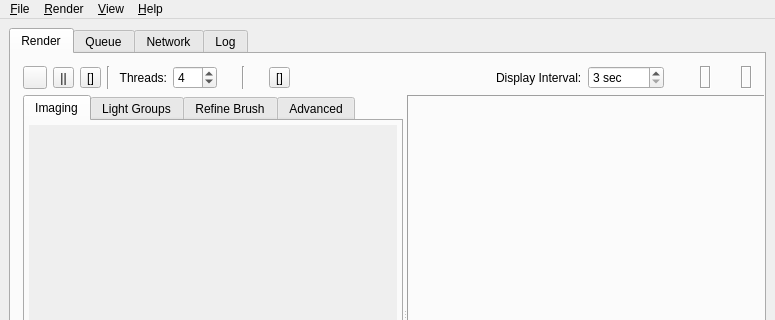
The window that qtgui/luxrender.ui (sungsoo/luxrender-lux) describes before a commit, drawn with Qt 5; both pictures show x 0 to 775 and y 0 to 320 of the 775 by 585 pixel window.
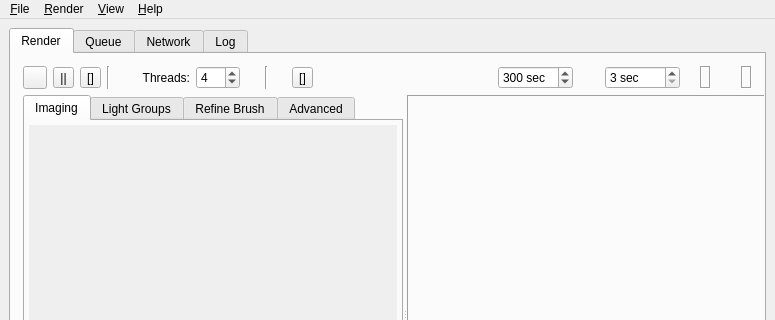
The same window after the commit. Icons and pictures are not drawn.

Commit message: Add write interval field to GUI Change display interval label to icon

What changed in the file:
```diff
--- a/qtgui/luxrender.ui
+++ b/qtgui/luxrender.ui
@@ -60,43 +60,6 @@
         <property name="margin">
          <number>12</number>
         </property>
-        <item row="0" column="4">
-         <widget class="QSpinBox" name="spinBox_overrideDisplayInterval">
-          <property name="sizePolicy">
-           <sizepolicy hsizetype="Fixed" vsizetype="Fixed">
-            <horstretch>0</horstretch>
-            <verstretch>0</verstretch>
-           </sizepolicy>
-          </property>
-          <property name="minimumSize">
-           <size>
-            <width>75</width>
-            <height>0</height>
-           </size>
-          </property>
-          <property name="toolTip">
-           <string>Override display interval (seconds)</string>
-          </property>
-          <property name="suffix">
-           <string> sec</string>
-          </property>
-          <property name="prefix">
-           <string/>
-          </property>
-          <property name="minimum">
-           <number>3</number>
-          </property>
-          <property name="maximum">
-           <number>3600</number>
-          </property>
-          <property name="singleStep">
-           <number>10</number>
-          </property>
-          <property name="value">
-           <number>3</number>
-          </property>
-         </widget>
-        </item>
         <item row="0" column="2">
          <spacer name="horizontalSpacer_2">
           <property name="orientation">
@@ -121,6 +84,147 @@
           <property name="rightMargin">
            <number>0</number>
           </property>
+          <item>
+           <widget class="QLabel" name="writeIntervalLabel_1">
+            <property name="pixmap">
+             <pixmap resource="icons.qrc">:/icons/analogclockicon.png</pixmap>
+            </property>
+            <property name="alignment">
+             <set>Qt::AlignCenter</set>
+            </property>
+           </widget>
+          </item>
+          <item>
+           <widget class="QLabel" name="writeIntervalLabel_2">
+            <property name="pixmap">
+             <pixmap resource="icons.qrc">:/icons/arrowicon.png</pixmap>
+            </property>
+            <property name="alignment">
+             <set>Qt::AlignCenter</set>
+            </property>
+           </widget>
+          </item>
+          <item>
+           <widget class="QLabel" name="writeIntervalLabel_3">
+            <property name="minimumSize">
+             <size>
+              <width>22</width>
+              <height>0</height>
+             </size>
+            </property>
+            <property name="pixmap">
+             <pixmap resource="icons.qrc">:/icons/imageicon.png</pixmap>
+            </property>
+            <property name="alignment">
+             <set>Qt::AlignLeading|Qt::AlignLeft|Qt::AlignVCenter</set>
+            </property>
+           </widget>
+          </item>
+          <item>
+           <widget class="QSpinBox" name="spinBox_overrideWriteInterval">
+            <property name="minimumSize">
+             <size>
+              <width>75</width>
+             </size>
+            </property>
+            <property name="toolTip">
+             <string>Override write interval (seconds)</string>
+            </property>
+            <property name="suffix">
+             <string> sec</string>
+            </property>
+            <property name="minimum">
+             <number>3</number>
+            </property>
+            <property name="maximum">
+             <number>3600</number>
+            </property>
+            <property name="singleStep">
+             <number>60</number>
+            </property>
+            <property name="value">
+             <number>300</number>
+            </property>
+           </widget>
+          </item>
+          <item>
+           <spacer name="writeIntervalHorizontalSpacer">
+            <property name="orientation">
+             <enum>Qt::Horizontal</enum>
+            </property>
+            <property name="sizeType">
+             <enum>QSizePolicy::Fixed</enum>
+            </property>
+            <property name="sizeHint">
+             <size>
+              <width>7</width>
+             </size>
+            </property>
+           </spacer>
+          </item>
+          <item>
+           <widget class="QLabel" name="displayIntervalLabel_1">
+            <property name="pixmap">
+             <pixmap resource="icons.qrc">:/icons/analogclockicon.png</pixmap>
+            </property>
+            <property name="alignment">
+             <set>Qt::AlignCenter</set>
+            </property>
+           </widget>
+          </item>
+          <item>
+           <widget class="QLabel" name="displayIntervalLabel_2">
+            <property name="pixmap">
+             <pixmap resource="icons.qrc">:/icons/arrowicon.png</pixmap>
+            </property>
+            <property name="alignment">
+             <set>Qt::AlignCenter</set>
+            </property>
+           </widget>
+          </item>
+          <item>
+           <widget class="QLabel" name="displayIntervalLabel_3">
+            <property name="minimumSize">
+             <size>
+              <width>22</width>
+              <height>0</height>
+             </size>
+            </property>
+            <property name="pixmap">
+             <pixmap resource="icons.qrc">:/icons/viewicon.png</pixmap>
+            </property>
+            <property name="alignment">
+             <set>Qt::AlignLeading|Qt::AlignLeft|Qt::AlignVCenter</set>
+            </property>
+           </widget>
+          </item>
+          <item>
+           <widget class="QSpinBox" name="spinBox_overrideDisplayInterval">
+            <property name="minimumSize">
+             <size>
+              <width>75</width>
+             </size>
+            </property>
+            <property name="toolTip">
+             <string>Override display interval (seconds)</string>
+            </property>
+            <property name="suffix">
+             <string> sec</string>
+            </property>
+            <property name="minimum">
+             <number>3</number>
+            </property>
+            <property name="maximum">
+             <number>3600</number>
+            </property>
+            <property name="singleStep">
+             <number>10</number>
+            </property>
+            <property name="value">
+             <number>3</number>
+            </property>
+           </widget>
+          </item>
           <item>
            <widget class="QLabel" name="resolutioniconLabel">
             <property name="sizePolicy">
@@ -235,13 +339,6 @@
           </item>
          </layout>
         </item>
-        <item row="0" column="3">
-         <widget class="QLabel" name="label">
-          <property name="text">
-           <string>Display Interval:</string>
-          </property>
-         </widget>
-        </item>
         <item row="0" column="0">
          <layout class="QGridLayout" name="gridLayout_4" columnminimumwidth="0,0,0,0,90,0,0,0">
           <property name="horizontalSpacing">
```
The commit also changes 7 other files.
